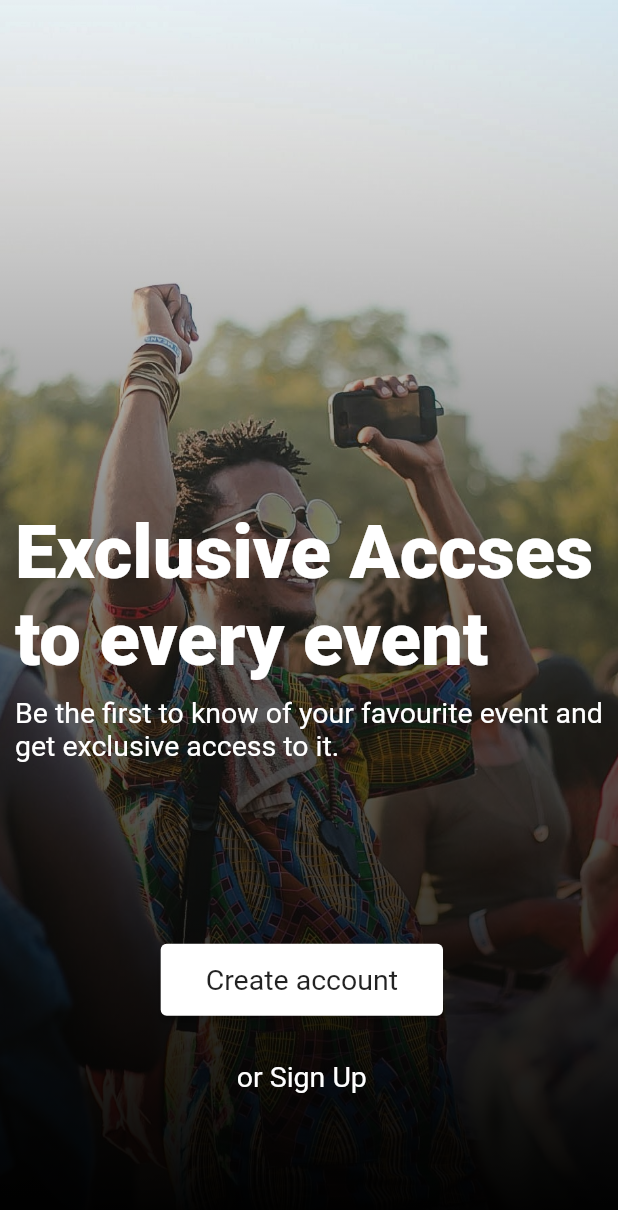
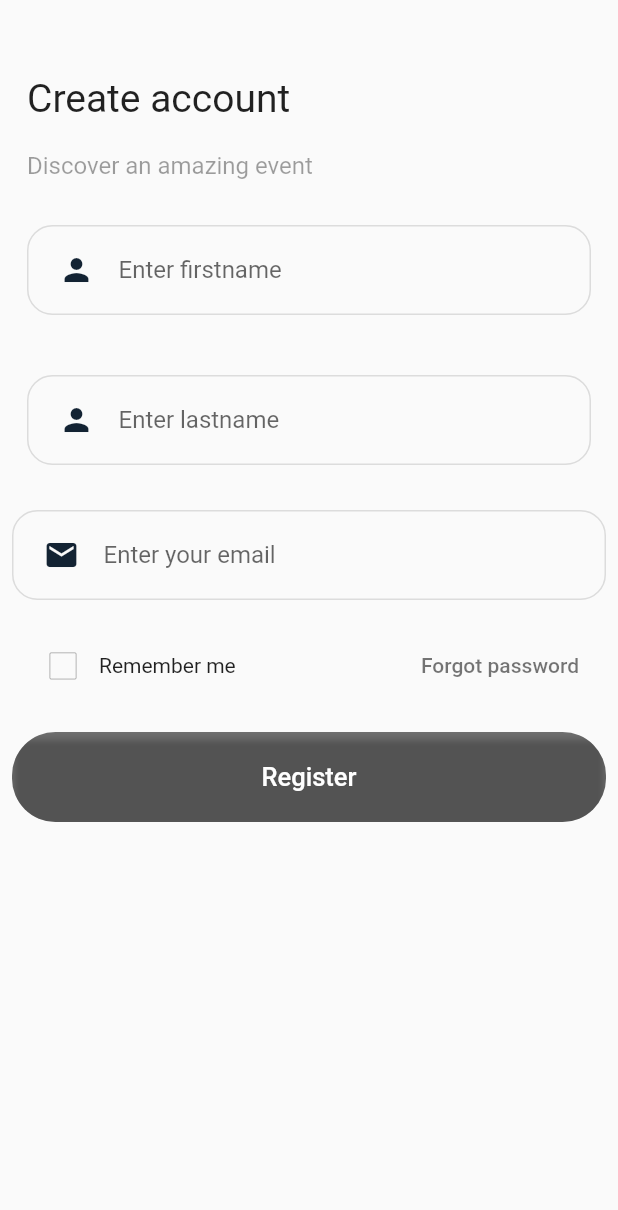
Before and after one commit to gig-codez/culchr, a Flutter app: the screen it shows after launch, after a tap on "or Sign Up", on a phone screen of 412 x 824 dp. Shown: the top 1210 px of the screen. Run offline on Flutter 3.47's test engine with Material 2 defaults, Android fonts, the phone set to English and light mode, and no system bars; drawn by our look-alikes of carousel_slider; our stand-ins replace flutter_svg.

Commit message:
added sign up screen

```diff
--- a/lib/Models/Tools/rounded_password_field.dart
+++ b/lib/Models/Tools/rounded_password_field.dart
@@ -28,17 +28,17 @@ class RoundedPasswordFieldState extends State<RoundedPasswordField> {
         obscureText: passHide ? true : false,
         validator: ((value) =>
             value!.isNotEmpty ? null : "This field is required"),
-        cursorColor: Colors.deepPurple[400],
+        cursorColor: Colors.black,
         textInputAction: TextInputAction.next,
         decoration: InputDecoration(
           hintText: widget.hintText,
           icon: Icon(
             Icons.lock,
-            color: Colors.deepPurple[400],
+            color: Colors.black,
           ),
           suffixIcon: IconButton(
             /**Icons.visibility */
-            color: Colors.deepPurple[400],
+            color: Colors.black,
             icon: Icon(
                 passHide ? Icons.visibility : Icons.visibility_off_rounded),
             onPressed: () {
--- a/lib/Models/Tools/text_field_container.dart
+++ b/lib/Models/Tools/text_field_container.dart
@@ -15,8 +15,10 @@ class TextFieldContainer extends StatelessWidget {
       padding: const EdgeInsets.symmetric(horizontal: 20, vertical: 5),
       width: size.width * 0.8,
       decoration: BoxDecoration(
-        // color: kPrimaryLightColor,
-        borderRadius: BorderRadius.circular(29),
+        border: Border.all(
+          color: Colors.black12,
+        ),
+        borderRadius: BorderRadius.circular(17),
       ),
       child: child,
     );
--- a/lib/Screens/Intro/Intro.dart
+++ b/lib/Screens/Intro/Intro.dart
@@ -2,7 +2,7 @@ import 'package:carousel_slider/carousel_slider.dart';
 import 'package:flutter/material.dart';
 
 class Intro extends StatefulWidget {
-  Intro({Key? key}) : super(key: key);
+  const Intro({Key? key}) : super(key: key);
 
   @override
   State<Intro> createState() => _IntroState();
@@ -13,7 +13,7 @@ class _IntroState extends State<Intro> {
   Widget build(BuildContext context) {
     var swipes = [
       {
-        'heading': "Exclusive Accses to every event",
+        'heading': "Exclusive Access to every event",
         'image': 'images/events.jpg',
         'content':
             'Be the first to know of your favourite event and get exclusive access to it.'
@@ -31,7 +31,7 @@ class _IntroState extends State<Intro> {
             'Discover and travel to all the exihilarating experiences around you. ',
       },
       {
-        'heading': 'Seamless Entry With  CulchrPass',
+        'heading': 'Seamless Entry With CulchrPass',
         'image': 'images/culchrwallet.jpg',
         'content':
             'Updated catalog of concerts, live perfomances taking place in your locality.',
@@ -51,14 +51,14 @@ class _IntroState extends State<Intro> {
             options: CarouselOptions(
               viewportFraction: 1,
               height: MediaQuery.of(context).size.height,
-              aspectRatio: 1,
+              // aspectRatio: ,
               initialPage: 0,
-              // enableInfiniteScroll: true,
-              // reverse: false,
+              enableInfiniteScroll: true,
+              reverse: false,
               autoPlay: true,
-              autoPlayInterval: const Duration(seconds: 15),
-              autoPlayAnimationDuration: const Duration(milliseconds: 880),
-              autoPlayCurve: Curves.decelerate,
+              autoPlayInterval: const Duration(seconds: 19),
+              autoPlayAnimationDuration: const Duration(milliseconds: 180),
+              autoPlayCurve: Curves.linearToEaseOut,
 
               // onPageChanged: callbackFunction,
               scrollDirection: Axis.horizontal,
@@ -84,7 +84,7 @@ class _IntroState extends State<Intro> {
                           end: Alignment.topCenter,
                           colors: [
                             Colors.black,
-                            Colors.black54,
+                            Colors.black87,
                             Colors.transparent
                           ],
                         ),
@@ -94,16 +94,18 @@ class _IntroState extends State<Intro> {
                         child: Column(
                           children: [
                             SizedBox(
-                              height: MediaQuery.of(context).size.height * 0.4,
+                              height: MediaQuery.of(context).size.height * 0.5,
                             ),
-                            Text("${swipes[index]['heading']}",
+                            Text(
+                              "${swipes[index]['heading']}",
                               style: const TextStyle(
                                 color: Colors.white,
                                 fontSize: 19,
                                 fontWeight: FontWeight.w800,
                               ),
                               textAlign: TextAlign.left,
-                                textScaleFactor: 2.6),
+                              textScaleFactor: 2.3,
+                            ),
                             SizedBox(
                               height: MediaQuery.of(context).size.height * 0.01,
                             ),
@@ -133,7 +135,9 @@ class _IntroState extends State<Intro> {
             left: MediaQuery.of(context).size.width * 0.26,
             child: Column(
               children: [
-                ElevatedButton(
+                ClipRRect(
+                  borderRadius: BorderRadius.circular(50),
+                  child: ElevatedButton(
                     style: ElevatedButton.styleFrom(
                       primary: Colors.white,
                       padding: const EdgeInsets.symmetric(
@@ -149,6 +153,7 @@ class _IntroState extends State<Intro> {
                           ),
                     ),
                   ),
+                ),
                 SizedBox(
                   height: MediaQuery.of(context).size.height * 0.01,
                 ),
@@ -156,14 +161,15 @@ class _IntroState extends State<Intro> {
                   height: MediaQuery.of(context).size.height * 0.01,
                 ),
                 TextButton(
-                  // style: ElevatedButton.styleFrom(
-                  //   primary: Colors.white,
-                  //   padding: const EdgeInsets.symmetric(
-                  //     horizontal: 60,
-                  //     vertical: 13,
-                  //   ),
-                  // ),
-                  onPressed: () {},
+                  style: ElevatedButton.styleFrom(
+                    padding: const EdgeInsets.symmetric(
+                      horizontal: 60,
+                      vertical: 13,
+                    ),
+                  ),
+                  onPressed: () {
+                    Navigator.of(context).pushNamed('/register');
+                  },
                   child: Text(
                     "or Sign Up",
                     style: Theme.of(context).textTheme.bodyMedium!.copyWith(
--- /dev/null
+++ b/lib/Screens/SignUp/Register.dart
@@ -0,0 +1,116 @@
+import 'package:culchr/Models/Tools/rounded_button.dart';
+import 'package:culchr/Models/Tools/rounded_input_field.dart';
+import 'package:culchr/Models/Tools/rounded_password_field.dart';
+import 'package:flutter/material.dart';
+
+class Register extends StatefulWidget {
+  Register({Key? key}) : super(key: key);
+
+  @override
+  State<Register> createState() => _RegisterState();
+}
+
+class _RegisterState extends State<Register> {
+  bool scrol = false;
+  TextEditingController usernameController = TextEditingController();
+  TextEditingController emailController = TextEditingController();
+  @override
+  Widget build(BuildContext context) {
+    return Scaffold(
+      body: SafeArea(
+        child: Form(
+          child: Center(
+            child: Padding(
+              padding: const EdgeInsets.all(8.0),
+              child: ListView(
+                children: [
+                  SizedBox(
+                    height: MediaQuery.of(context).size.height * 0.04,
+                  ),
+                  Padding(
+                    padding: const EdgeInsets.all(10.0),
+                    child: Text(
+                      "Create account",
+                      textAlign: TextAlign.left,
+                      style: Theme.of(context).textTheme.bodyMedium!.copyWith(
+                            fontSize: 26,
+                          ),
+                    ),
+                  ),
+                  Padding(
+                    padding: const EdgeInsets.all(10.0),
+                    child: Text(
+                      'Discover an amazing event',
+                      style: Theme.of(context)
+                          .textTheme
+                          .bodyMedium!
+                          .copyWith(fontSize: 16, color: Colors.black38),
+                    ),
+                  ),
+                  Padding(
+                    padding: const EdgeInsets.all(10.0),
+                    child: RoundedInputField(
+                      controller: usernameController,
+                      hintText: 'Enter firstname',
+                    ),
+                  ),
+                  Padding(
+                    padding: const EdgeInsets.all(10.0),
+                    child: RoundedInputField(
+                      controller: usernameController,
+                      hintText: 'Enter lastname',
+                    ),
+                  ),
+                  RoundedInputField(
+                    hintText: "Enter your email",
+                    controller: emailController,
+                    icon: Icons.mail,
+                  ),
+                  Padding(
+                    padding: const EdgeInsets.all(10.0),
+                    child: Row(
+                      mainAxisAlignment: MainAxisAlignment.spaceBetween,
+                      children: [
+                        Row(
+                          children: [
+                            Checkbox(
+                              value: scrol,
+                              onChanged: (g) {
+                                setState(() {
+                                  scrol = !scrol;
+                                });
+                              },
+                              side: const BorderSide(
+                                width: 0.5,
+                                color: Colors.black38,
+                              ),
+                            ),
+                            const Text("Remember me"),
+                          ],
+                        ),
+                        TextButton(
+                          onPressed: () {},
+                          child: const Text(
+                            "Forgot password",
+                            style: TextStyle(
+                              color: Colors.black54,
+                            ),
+                          ),
+                        )
+                      ],
+                    ),
+                  ),
+                  RoundedButton(
+                    text: "Register",
+                    press: () {},
+                    color: scrol == true ? Colors.black : Colors.black54,
+                  )
+                ],
+              ),
+            ),
+          ),
+        ),
+      ),
+    );
+  }
+}
--- a/lib/main.dart
+++ b/lib/main.dart
@@ -1,5 +1,7 @@
 import 'package:culchr/Screens/Intro/Intro.dart';
 import 'package:flutter/material.dart';
+
+import 'Screens/SignUp/Register.dart';
 
 void main() {
   runApp(const MyApp());
@@ -18,7 +20,8 @@ class MyApp extends StatelessWidget {
       ),
       initialRoute: '/',
       routes: {
-        '/': (context) => Intro(),
+        '/': (context) => const Intro(),
+        '/register': (context) => Register()
       },
     );
   }
```
Also changed, not shown: lib/Models/Tools/round_email_field.dart (added, +36 -0 lines), lib/Screens/SignUp/Details.dart (added, +20 -0 lines). Lines whose indentation alone changed are shown as unchanged.
